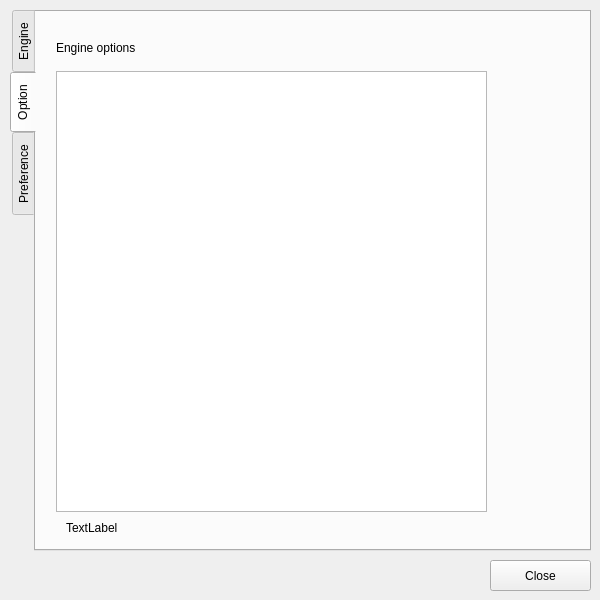
This is forms/settingsdialog.ui in shogimaru/shogimaru as Qt 5 draws it before an edit. The edited form follows.
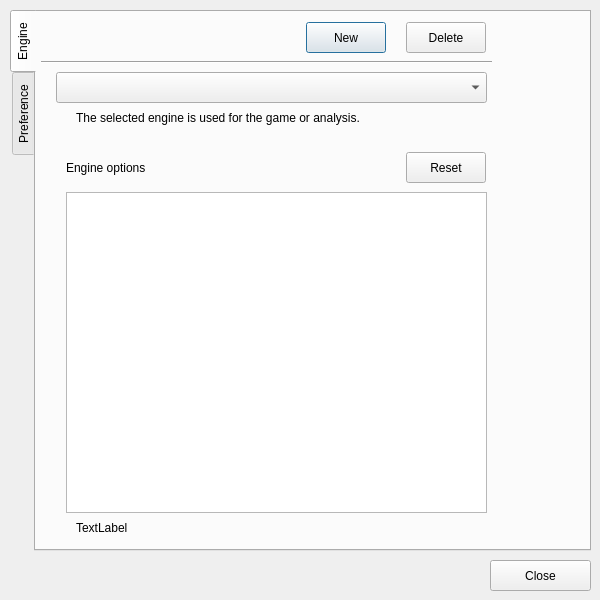
This is the edited form.

```diff
--- a/forms/settingsdialog.ui
+++ b/forms/settingsdialog.ui
@@ -29,7 +29,7 @@
     <enum>QTabWidget::Rounded</enum>
    </property>
    <property name="currentIndex">
-    <number>1</number>
+    <number>0</number>
    </property>
    <widget class="QWidget" name="tabEngine">
     <attribute name="title">
@@ -157,52 +157,6 @@
      </property>
     </widget>
    </widget>
-   <widget class="QWidget" name="tabOption">
-    <attribute name="title">
-     <string>Option</string>
-    </attribute>
-    <widget class="QTableWidget" name="tableGeneralOptions">
-     <property name="geometry">
-      <rect>
-       <x>20</x>
-       <y>59</y>
-       <width>431</width>
-       <height>441</height>
-      </rect>
-     </property>
-    </widget>
-    <widget class="QLabel" name="labelEngineOptions">
-     <property name="geometry">
-      <rect>
-       <x>20</x>
-       <y>20</y>
-       <width>331</width>
-       <height>31</height>
-      </rect>
-     </property>
-     <property name="text">
-      <string>Engine options</string>
-     </property>
-    </widget>
-    <widget class="QLabel" name="labelGeneralOptInfo">
-     <property name="geometry">
-      <rect>
-       <x>30</x>
-       <y>500</y>
-       <width>411</width>
-       <height>31</height>
-      </rect>
-     </property>
-     <property name="font">
-      <font>
-       <pointsize>9</pointsize>
-      </font>
-     </property>
-     <property name="text">
-      <string>TextLabel</string>
-     </property>
-    </widget>
-   </widget>
    <widget class="QWidget" name="tabPreference">
     <attribute name="title">
      <string>Preference</string>
```
Left out of the diff: 4 changed lines with no effect on the pictures.
